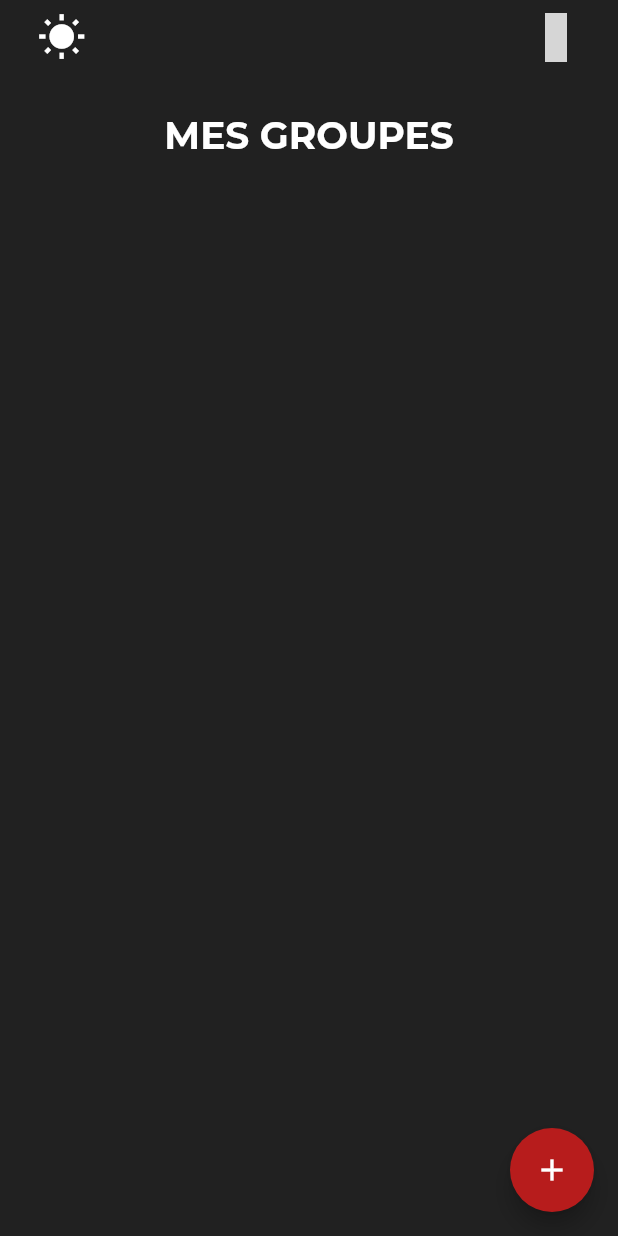
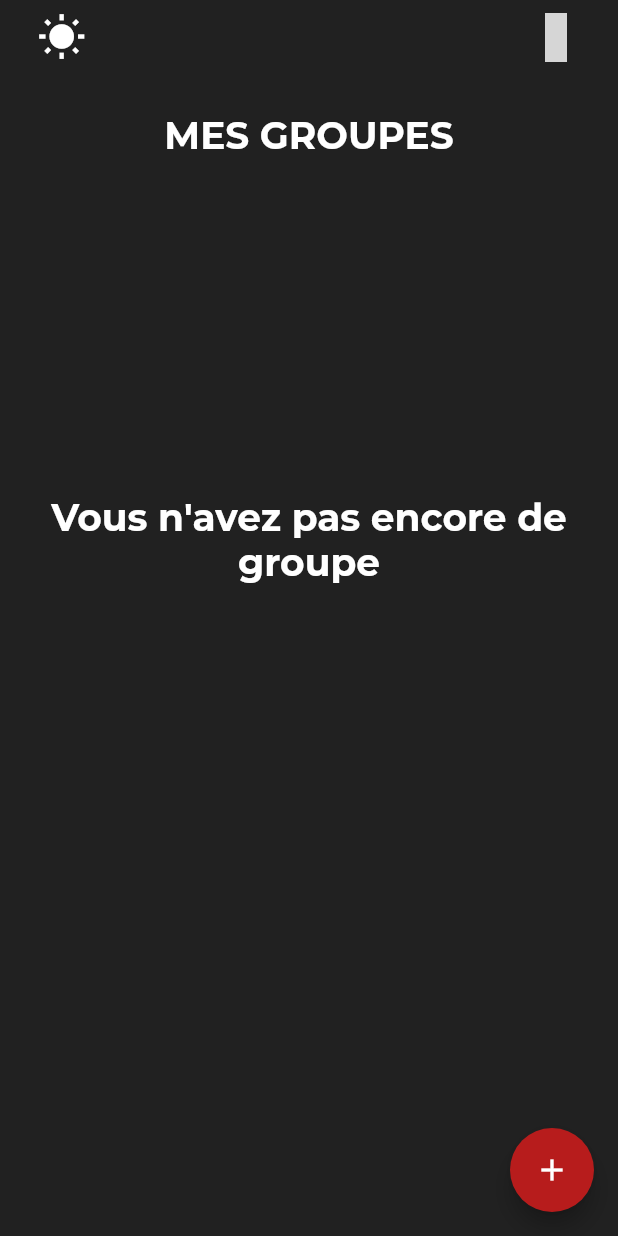
Before and after one commit to alxreed/on_regarde_quoi_ce_soir, a Flutter app: the screen it shows once a user with an empty profile is signed in, on a phone screen of 412 x 824 dp. Run offline on Flutter 3.47's test engine with Material 2 defaults, Android fonts, the phone set to English and light mode, and no system bars; our stand-ins replace cloud_firestore, firebase_auth, flutter_icons, flutter_spinkit, google_fonts, google_sign_in; missing offline and left inert: flutter_facebook_login; accounts and stored records are empty; grey boxes are pictures that could not be loaded.

Commit message:
start displaying menu tile

```diff
--- a/lib/constants/constants.dart
+++ b/lib/constants/constants.dart
@@ -9,3 +9,5 @@ const Color white = const Color(0xFFFFFFFF);
 const Color red = const Color(0xFFB71C1C);
 
 const Color grey = const Color(0xFF616161);
+
+const int maxNbSurname = 5;
--- a/lib/models/user.dart
+++ b/lib/models/user.dart
@@ -40,7 +40,7 @@ class User {
 
   generateGroupsUIDs(List<dynamic> uids) {
     List<String> listOfUIDs = new List<String>();
-    if (uids != null || uids.isNotEmpty) {
+    if (uids != null) {
       uids.forEach((uid) => listOfUIDs.add(uid));
     }
     return listOfUIDs;
--- a/lib/views/groupMenu.dart
+++ b/lib/views/groupMenu.dart
@@ -37,9 +37,9 @@ class _GroupMenuState extends State<GroupMenu> {
     return StreamBuilder(
         stream: userService.getUser(widget.user.uid),
         builder: (context, snapshot) {
+          if (!snapshot.hasData) return Loader();
           DocumentSnapshot documentUser = snapshot.data;
           user = User.fromDocumentSnapshot(documentUser);
-          if (!snapshot.hasData) return Loader();
           return SafeArea(
               child: Scaffold(
             backgroundColor: colorController.background,
@@ -56,6 +56,15 @@ class _GroupMenuState extends State<GroupMenu> {
                           TitleText('mes groupes'.toUpperCase(), fontSize: 25),
                     ),
                   ),
+                  if (user.groupsUIDs.length == 0)
+                    Container(
+                      padding: EdgeInsets.symmetric(vertical: 200, horizontal: 20),
+                      child: Center(
+                        child: TitleText("Vous n'avez pas encore de groupe",
+                            fontSize: 25),
+                      ),
+                    ),
+                  if (user.groupsUIDs.length > 0)
                     SingleChildScrollView(
                       child: Container(
                         height: MediaQuery.of(context).size.height * 0.65,
@@ -63,8 +72,8 @@ class _GroupMenuState extends State<GroupMenu> {
                           children: <Widget>[
                             ...new List.generate(
                                 user.groupsUIDs.length,
-                              (index) =>
-                                  ListMenuTile(groupUID: user.groupsUIDs[index])),
+                                (index) => ListMenuTile(
+                                    groupUID: user.groupsUIDs[index])),
                           ],
                         ),
                       ),
--- a/lib/views/registerPage.dart
+++ b/lib/views/registerPage.dart
@@ -1,3 +1,4 @@
+import 'package:firebase_auth/firebase_auth.dart';
 import 'package:flutter/cupertino.dart';
 import 'package:flutter/material.dart';
 import 'package:flutter_icons/flutter_icons.dart';
@@ -14,7 +15,8 @@ class RegisterPage extends StatelessWidget {
     return StreamBuilder(
       stream: authService.user,
       builder: (context, snapshot) {
-        if(snapshot.hasData) return GroupMenu();
+        FirebaseUser firebaseUser = snapshot.data;
+        if(snapshot.hasData) return GroupMenu(user: firebaseUser,);
         return SafeArea(
             child: Scaffold(
                 backgroundColor: colorController.background,
```
Also changed, not shown: lib/widgets/listMenuTile.dart (+24 -7 lines). Lines whose indentation alone changed are shown as unchanged.
